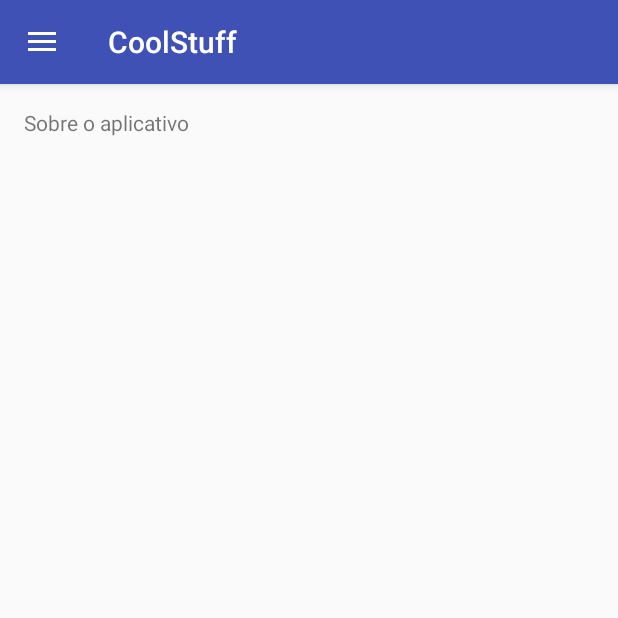
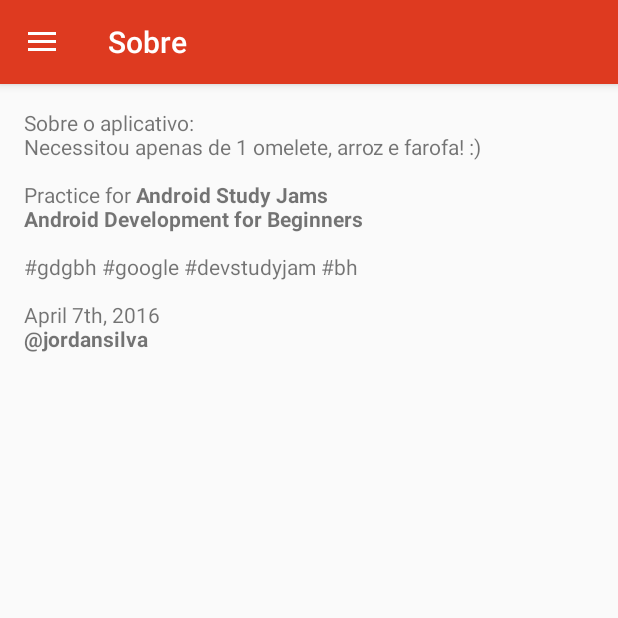
Before and after one commit to gdg-bh/android-study-jam, an Android app: the screen it shows after launch (MainActivity), in the side drawer, after a tap on "Sobre", on a phone screen of 412 x 824 dp, the top half of it. Run offline under Robolectric (Android 15) with nearby library versions, the phone set to English and light mode, and no system bars; our stand-ins replace CircleImageView, Picasso; pictures from the network do not load.

Commit message:
Alteracao do Icone, About, Titulo do Toolbar

```diff
--- a/CoolStuff/app/src/main/java/com/studyjams/android/coolstuff/MainActivity.java
+++ b/CoolStuff/app/src/main/java/com/studyjams/android/coolstuff/MainActivity.java
@@ -114,6 +114,7 @@ public class MainActivity extends AppCompatActivity
             // New fragment
             Fragment fragment = null;
             mCurrentId = id;
+            int title = R.string.app_name;
 
             // Verify which button was clicked and choose correct action for this
             switch (mCurrentId) {
@@ -131,6 +132,7 @@ public class MainActivity extends AppCompatActivity
                     break;
                 case R.id.nav_info:
                     fragment = InfoFragment.newInstance();
+                    title = R.string.sobre;
                     break;
                 default:
                     fragment = Tela1Fragment.newInstance();
@@ -147,6 +149,8 @@ public class MainActivity extends AppCompatActivity
             //Close navigation drawer (menu)
             mDrawerLayout.closeDrawer(GravityCompat.START);
 
+            getSupportActionBar().setTitle(title);
+
             return true;
         } else {
             mDrawerLayout.closeDrawer(GravityCompat.START);
--- a/CoolStuff/app/src/main/java/com/studyjams/android/coolstuff/fragments/InfoFragment.java
+++ b/CoolStuff/app/src/main/java/com/studyjams/android/coolstuff/fragments/InfoFragment.java
@@ -35,5 +35,4 @@ public class InfoFragment extends Fragment {
         // Inflate the layout for this fragment
         return inflater.inflate(R.layout.fragment_info, container, false);
     }
-
 }
--- /dev/null
+++ b/CoolStuff/app/src/main/res/drawable/toolbar_dropshadow.xml
@@ -0,0 +1,9 @@
+<?xml version="1.0" encoding="utf-8"?>
+<shape xmlns:android="http://schemas.android.com/apk/res/android"
+    android:shape="rectangle">
+
+    <gradient android:startColor="@android:color/transparent"
+        android:endColor="#50333333"
+        android:angle="90"/>
+
+</shape>
--- a/CoolStuff/app/src/main/res/layout/app_bar_main.xml
+++ b/CoolStuff/app/src/main/res/layout/app_bar_main.xml
@@ -10,7 +10,8 @@
     <android.support.design.widget.AppBarLayout
         android:layout_width="match_parent"
         android:layout_height="wrap_content"
-        android:theme="@style/AppTheme.AppBarOverlay">
+        android:theme="@style/AppTheme.AppBarOverlay"
+        app:theme="@style/AppTheme.AppBarOverlay">
 
         <android.support.v7.widget.Toolbar
             android:id="@+id/toolbar"
@@ -18,6 +19,7 @@
             android:layout_height="?attr/actionBarSize"
             android:background="?attr/colorPrimary"
             app:popupTheme="@style/AppTheme.PopupOverlay" />
+
 
     </android.support.design.widget.AppBarLayout>
 
--- a/CoolStuff/app/src/main/res/values/colors.xml
+++ b/CoolStuff/app/src/main/res/values/colors.xml
@@ -1,7 +1,7 @@
 <?xml version="1.0" encoding="utf-8"?>
 <resources>
-    <color name="colorPrimary">#3F51B5</color>
-    <color name="colorPrimaryDark">#303F9F</color>
+    <color name="colorPrimary">#DE3A20</color>
+    <color name="colorPrimaryDark">#C31C17</color>
     <color name="colorAccent">#FF4081</color>
 
     <color name="black_alpha_50">#80000000</color>
--- a/CoolStuff/app/src/main/res/values/strings.xml
+++ b/CoolStuff/app/src/main/res/values/strings.xml
@@ -14,7 +14,17 @@
 
     <!-- TODO: Remove or change this placeholder text -->
     <string name="hello_blank_fragment">Hello blank fragment</string>
-    <string name="texto_sobre">Sobre o aplicativo</string>
+    <string name="texto_sobre">Sobre o aplicativo:
+        \nNecessitou apenas de 1 omelete, arroz e farofa! :)
+        \n
+        \nPractice for <b>Android Study Jams</b>
+        \n<b>Android Development for Beginners</b>
+        \n
+        \n#gdgbh #google #devstudyjam #bh
+        \n
+        \nApril 7th, 2016
+        \n<b>@jordansilva</b></string>
+
     <string name="name_jordan">Jordan Silva</string>
     <string name="mail_jordan">silva.jordan@gmail.com</string>
 </resources>
--- a/CoolStuff/app/src/main/res/values/styles.xml
+++ b/CoolStuff/app/src/main/res/values/styles.xml
@@ -6,14 +6,16 @@
         <item name="colorPrimary">@color/colorPrimary</item>
         <item name="colorPrimaryDark">@color/colorPrimaryDark</item>
         <item name="colorAccent">@color/colorAccent</item>
+        <item name="windowActionBar">false</item>
     </style>
 
-    <style name="AppTheme.NoActionBar">
-        <item name="windowActionBar">false</item>
-        <item name="windowNoTitle">true</item>
+    <style name="AppTheme.NoActionBar" parent="Theme.AppCompat.Light.NoActionBar">
+        <item name="android:windowContentOverlay">@null</item>
     </style>
 
-    <style name="AppTheme.AppBarOverlay" parent="ThemeOverlay.AppCompat.Dark.ActionBar" />
+    <style name="AppTheme.AppBarOverlay" parent="ThemeOverlay.AppCompat.Dark.ActionBar">
+        <item name="android:windowContentOverlay">@null</item>
+    </style>
 
     <style name="AppTheme.PopupOverlay" parent="ThemeOverlay.AppCompat.Light" />
 
```
Also changed, not shown: CoolStuff/app/src/main/res/mipmap-hdpi/ic_launcher.png, CoolStuff/app/src/main/res/mipmap-mdpi/ic_launcher.png, CoolStuff/app/src/main/res/mipmap-xhdpi/ic_launcher.png, CoolStuff/app/src/main/res/mipmap-xxhdpi/ic_launcher.png, CoolStuff/app/src/main/res/mipmap-xxxhdpi/ic_launcher.png.
